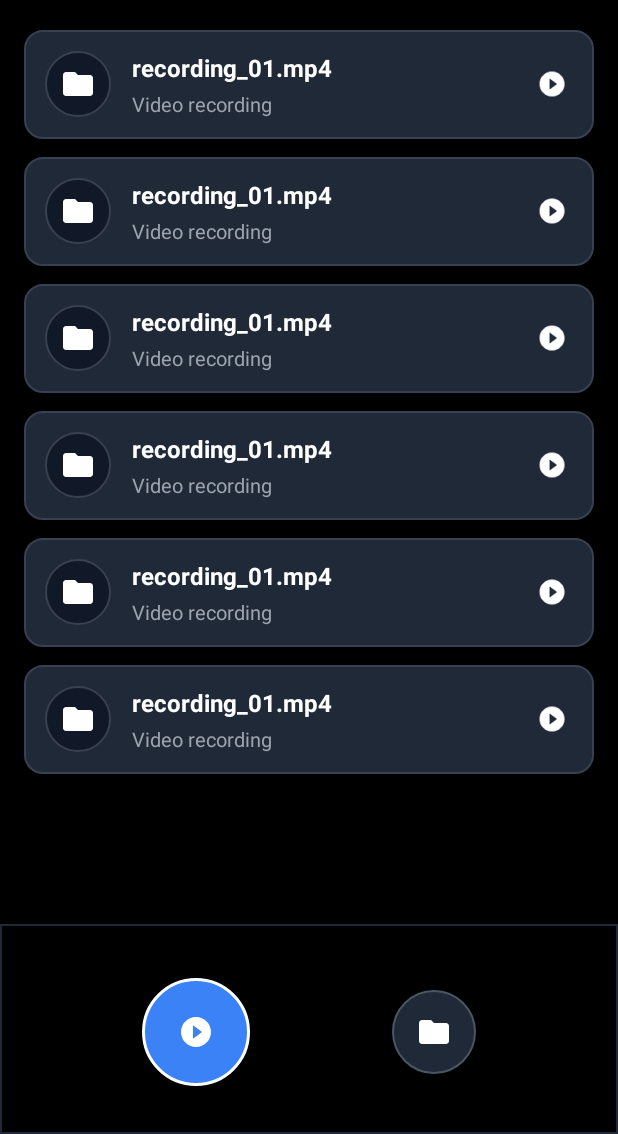
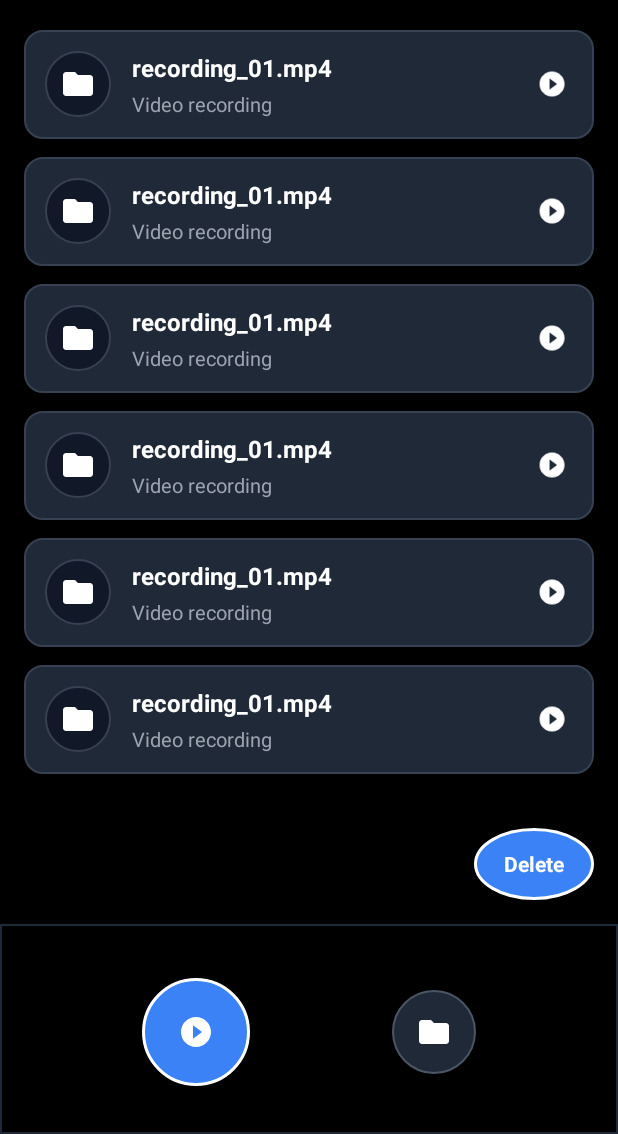
Before and after one commit to NotYourDoctor-01/S.I.G.H.T, an Android app: the layout file_interface.xml on its own in the app's theme, with its tools: preview values and no code run, on a phone screen of 412 x 824 dp, the part 102-1236 px from its top. Run offline under Robolectric (Android 15) with nearby library versions, the light colour scheme and no system bars; network calls fail.

Commit message:
Experimental delete button

```diff
--- a/interfaceUI1/app/src/main/res/layout/file_interface.xml
+++ b/interfaceUI1/app/src/main/res/layout/file_interface.xml
@@ -81,7 +81,9 @@
         android:layout_height="0dp"
         android:layout_marginTop="20dp"
         android:layout_marginBottom="16dp"
+        android:clipToPadding="false"
         android:paddingHorizontal="16dp"
+        android:paddingBottom="72dp"
         app:layout_constraintBottom_toTopOf="@id/view"
         app:layout_constraintEnd_toEndOf="parent"
         app:layout_constraintStart_toStartOf="parent"
@@ -89,4 +91,41 @@
         tools:itemCount="10"
         tools:listitem="@layout/item_file" />
 
+    <!-- Floating selection controls -->
+    <LinearLayout
+        android:layout_width="wrap_content"
+        android:layout_height="wrap_content"
+        android:layout_marginEnd="16dp"
+        android:layout_marginBottom="16dp"
+        android:orientation="horizontal"
+        app:layout_constraintBottom_toTopOf="@id/view"
+        app:layout_constraintEnd_toEndOf="parent">
+
+        <TextView
+            android:id="@+id/selectAllButton"
+            android:layout_width="wrap_content"
+            android:layout_height="48dp"
+            android:layout_marginEnd="12dp"
+            android:background="@drawable/bg_sight_button"
+            android:foreground="@drawable/fg_sight_ripple"
+            android:gravity="center"
+            android:paddingHorizontal="20dp"
+            android:text="Select all"
+            android:textColor="@color/white"
+            android:textStyle="bold"
+            android:visibility="gone" />
+
+        <TextView
+            android:id="@+id/deleteButton"
+            android:layout_width="wrap_content"
+            android:layout_height="48dp"
+            android:background="@drawable/bg_sight_button_primary"
+            android:foreground="@drawable/fg_sight_ripple"
+            android:gravity="center"
+            android:paddingHorizontal="20dp"
+            android:text="Delete"
+            android:textColor="@color/white"
+            android:textStyle="bold" />
+    </LinearLayout>
+
 </androidx.constraintlayout.widget.ConstraintLayout>
--- a/interfaceUI1/app/src/main/res/layout/item_file.xml
+++ b/interfaceUI1/app/src/main/res/layout/item_file.xml
@@ -48,10 +48,20 @@
     </LinearLayout>
 
     <ImageView
+        android:id="@+id/playIcon"
         android:layout_width="28dp"
         android:layout_height="28dp"
         android:contentDescription="Open file"
         android:padding="4dp"
         app:srcCompat="@drawable/ic_play" />
 
+    <CheckBox
+        android:id="@+id/fileCheck"
+        android:layout_width="wrap_content"
+        android:layout_height="wrap_content"
+        android:buttonTint="@color/white"
+        android:clickable="false"
+        android:focusable="false"
+        android:visibility="gone" />
+
 </LinearLayout>
```
Also changed, not shown: interfaceUI1/app/src/main/java/com/example/interfaceui1/FileAdapter.kt (+45 -3 lines), interfaceUI1/app/src/main/java/com/example/interfaceui1/FileInterfaceActivity.kt (+64 -4 lines).
